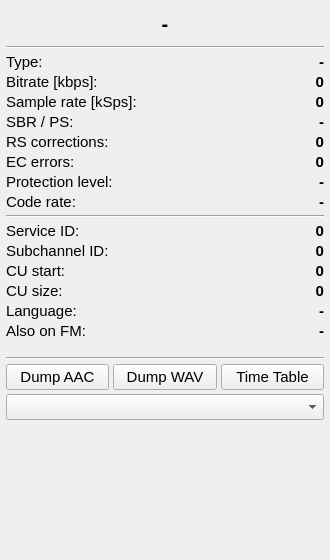
Above: src/base/forms/techdata.ui from tomneda/DABstar before the change. Below: the same form after it.
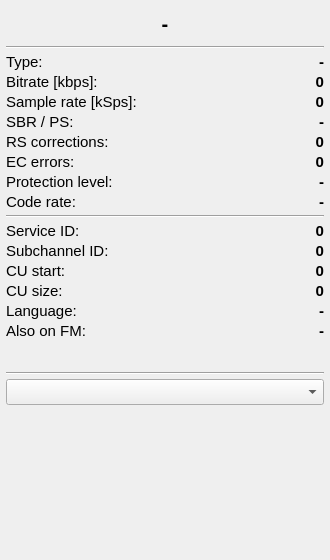
That is the form after the change. Custom widgets are drawn as their Qt base class.

Commit message: Reorganize button usages

Patch:
```diff
--- a/src/base/forms/techdata.ui
+++ b/src/base/forms/techdata.ui
@@ -413,40 +413,6 @@
      </property>
     </widget>
    </item>
-   <item>
-    <layout class="QHBoxLayout" name="horizontalLayout_4">
-     <item>
-      <widget class="QPushButton" name="framedumpButton">
-       <property name="toolTip">
-        <string>&lt;html&gt;&lt;head/&gt;&lt;body&gt;&lt;p&gt;&lt;span style=&quot; font-weight:700;&quot;&gt;Save audio frames to a file (Dump AAC)&lt;/span&gt;&lt;/p&gt;&lt;p&gt;Audio services are encoded in MP2 or AAC format.&lt;/p&gt;&lt;p&gt;Click to open a file selection dialog and save the audio frames to a file.&lt;/p&gt;&lt;p&gt;Click again to close the output file. Programs such as VLC can play these files.&lt;/p&gt;&lt;/body&gt;&lt;/html&gt;</string>
-       </property>
-       <property name="text">
-        <string>Dump AAC</string>
-       </property>
-      </widget>
-     </item>
-     <item>
-      <widget class="QPushButton" name="audiodumpButton">
-       <property name="toolTip">
-        <string>&lt;html&gt;&lt;head/&gt;&lt;body&gt;&lt;p&gt;&lt;span style=&quot; font-weight:700;&quot;&gt;Save the audio output as an uncompressed PCM file&lt;/span&gt;&lt;/p&gt;&lt;p&gt;Click to open a file selection dialog and save the PCM data.&lt;/p&gt;&lt;p&gt;The output is a standard &amp;quot;.wav&amp;quot; file compatible with most audio programs.&lt;/p&gt;&lt;/body&gt;&lt;/html&gt;</string>
-       </property>
-       <property name="text">
-        <string>Dump WAV</string>
-       </property>
-      </widget>
-     </item>
-     <item>
-      <widget class="QPushButton" name="timeTable_button">
-       <property name="toolTip">
-        <string>&lt;html&gt;&lt;head/&gt;&lt;body&gt;&lt;p&gt;&lt;span style=&quot; font-weight:700;&quot;&gt;Open SPI (formerly EPG) timetable preview&lt;/span&gt;&lt;/p&gt;&lt;p&gt;If configured, opens a window with an SPI timetable preview.&lt;/p&gt;&lt;p&gt;Note: this feature is still a work in progress.&lt;/p&gt;&lt;/body&gt;&lt;/html&gt;</string>
-       </property>
-       <property name="text">
-        <string>Time Table</string>
-       </property>
-      </widget>
-     </item>
-    </layout>
-   </item>
    <item>
     <widget class="QComboBox" name="cmbAudioPlotMode">
      <property name="toolTip">
```
The commit also changes 30 other files.
